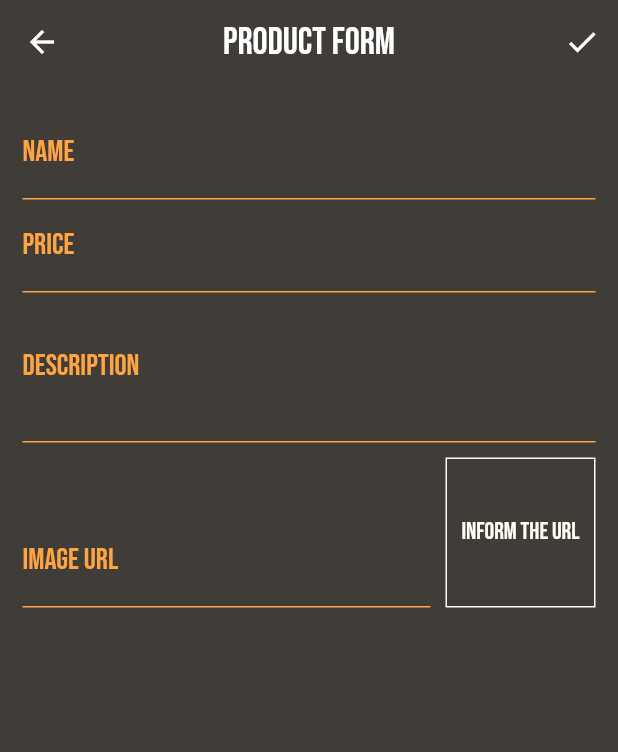
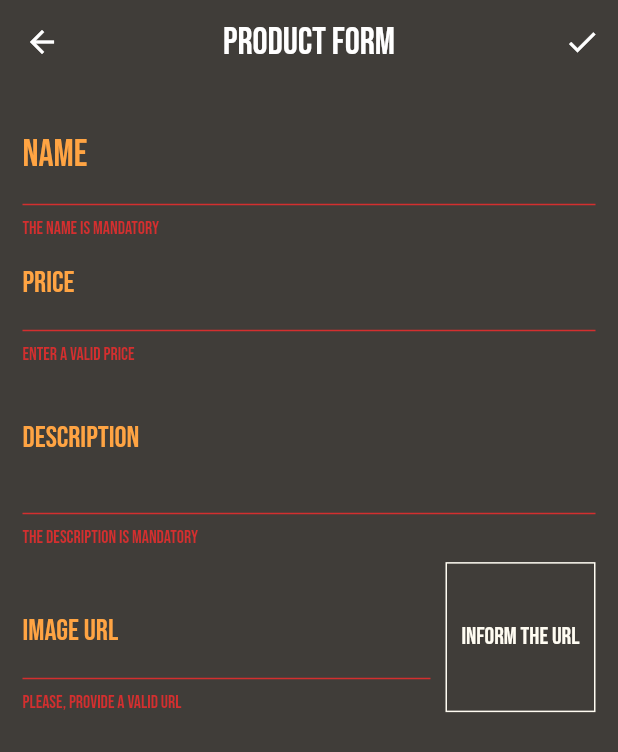
Before and after one commit to elennmilhomem/standup_gym_store, a Flutter app: the ProductFormPage screen opened by its route, after a tap on the "check" icon, on a phone screen of 412 x 824 dp. Shown: the top 752 px of the screen. Run offline on Flutter 3.47's test engine with Material 2 defaults, Android fonts, the phone set to English and light mode, and no system bars; network calls fail.

Commit message:
Valida formulário
Agora todos os campos de formulário fazem validações básicas

```diff
--- a/lib/pages/product_form_page.dart
+++ b/lib/pages/product_form_page.dart
@@ -39,8 +39,23 @@ class _ProductFormPageState extends State<ProductFormPage> {
     setState(() {});
   }
 
+  bool isValidImageUrl(String url) {
+    bool isValidUrl = Uri.tryParse(url)?.hasAbsolutePath ?? false;
+    bool endsWithFile = url.toLowerCase().endsWith('.png') ||
+        url.toLowerCase().endsWith('.jpg') ||
+        url.toLowerCase().endsWith('.jpeg');
+    return isValidUrl && endsWithFile;
+  }
+
   void _submitForm() {
+    final isValid = _formKey.currentState?.validate() ?? false;
+
+    if (isValid) {
+      return;
+    }
+
     _formKey.currentState?.save();
+
     final newProduct = Product(
       id: Random().nextDouble().toString(),
       name: _formData['name'] as String,
@@ -86,10 +101,11 @@ class _ProductFormPageState extends State<ProductFormPage> {
                   labelText: 'Name',
                   enabledBorder: UnderlineInputBorder(
                     borderSide: BorderSide(
-                        color: Theme.of(context).colorScheme.secondary),
+                      color: Theme.of(context).colorScheme.secondary,
+                    ),
                   ),
                   labelStyle: TextStyle(
-                    fontSize: 20,
+                    fontSize: 25,
                     color: Theme.of(context).colorScheme.secondary,
                   ),
                 ),
@@ -98,6 +114,17 @@ class _ProductFormPageState extends State<ProductFormPage> {
                   FocusScope.of(context).requestFocus(_priceFocus);
                 },
                 onSaved: (name) => _formData['name'] = name ?? '',
+                validator: (_name) {
+                  final name = _name ?? '';
+
+                  if (name.trim().isEmpty) {
+                    return 'The name is mandatory';
+                  }
+                  if (name.trim().length < 3) {
+                    return 'Name needs at least three letters';
+                  }
+                  return null;
+                },
               ),
               TextFormField(
                 decoration: InputDecoration(
@@ -119,6 +146,16 @@ class _ProductFormPageState extends State<ProductFormPage> {
                 },
                 onSaved: (price) =>
                     _formData['price'] = double.parse(price ?? '0'),
+                validator: (_price) {
+                  final priceString = _price ?? '';
+                  final price = double.tryParse(priceString) ?? -1;
+
+                  if (price <= 0) {
+                    return 'Enter a valid price';
+                  }
+
+                  return null;
+                },
               ),
               TextFormField(
                 decoration: InputDecoration(
@@ -137,6 +174,17 @@ class _ProductFormPageState extends State<ProductFormPage> {
                 maxLines: 3,
                 onSaved: (description) =>
                     _formData['description'] = description ?? '',
+                validator: (_description) {
+                  final description = _description ?? '';
+
+                  if (description.trim().isEmpty) {
+                    return 'The description is mandatory';
+                  }
+                  if (description.trim().length < 3) {
+                    return 'Description needs at least ten letters';
+                  }
+                  return null;
+                },
               ),
               Row(
                 crossAxisAlignment: CrossAxisAlignment.end,
@@ -161,6 +209,13 @@ class _ProductFormPageState extends State<ProductFormPage> {
                       onFieldSubmitted: (_) => _submitForm(),
                       onSaved: (imageUrl) =>
                           _formData['imageUrl'] = imageUrl ?? '',
+                      validator: (_imageUrl) {
+                        final imageUrl = _imageUrl ?? '';
+                        if (!isValidImageUrl(imageUrl)) {
+                          return 'Please, provide a valid url';
+                        }
+                        return null;
+                      },
                     ),
                   ),
                   Container(
```
